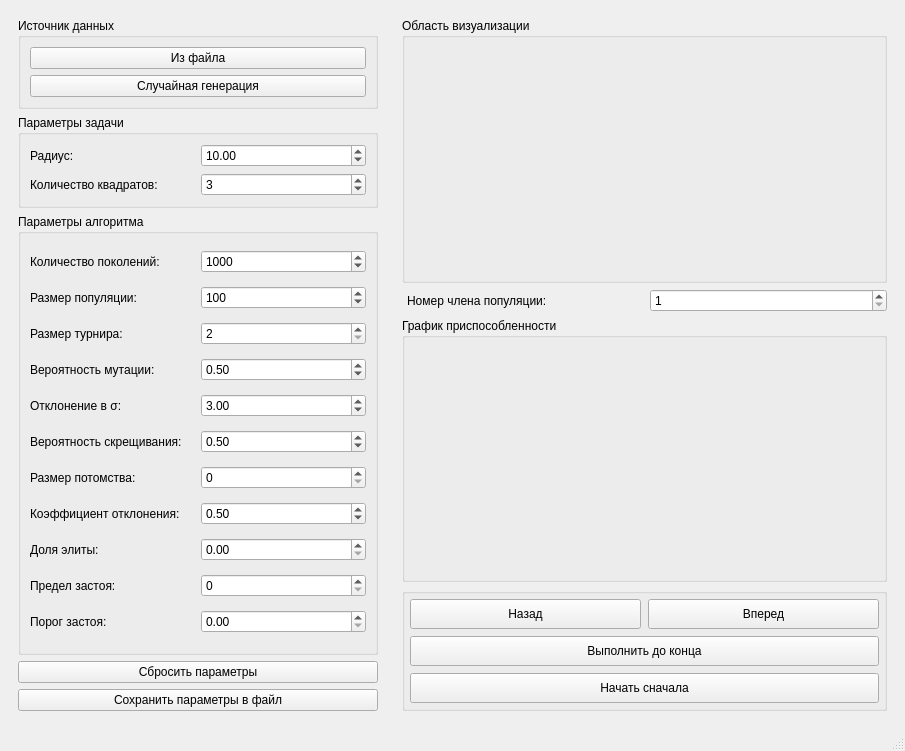
This is untitled.ui in MikelazDotPy/moevm_practice as Qt 5 draws it before an edit. The edited form follows.
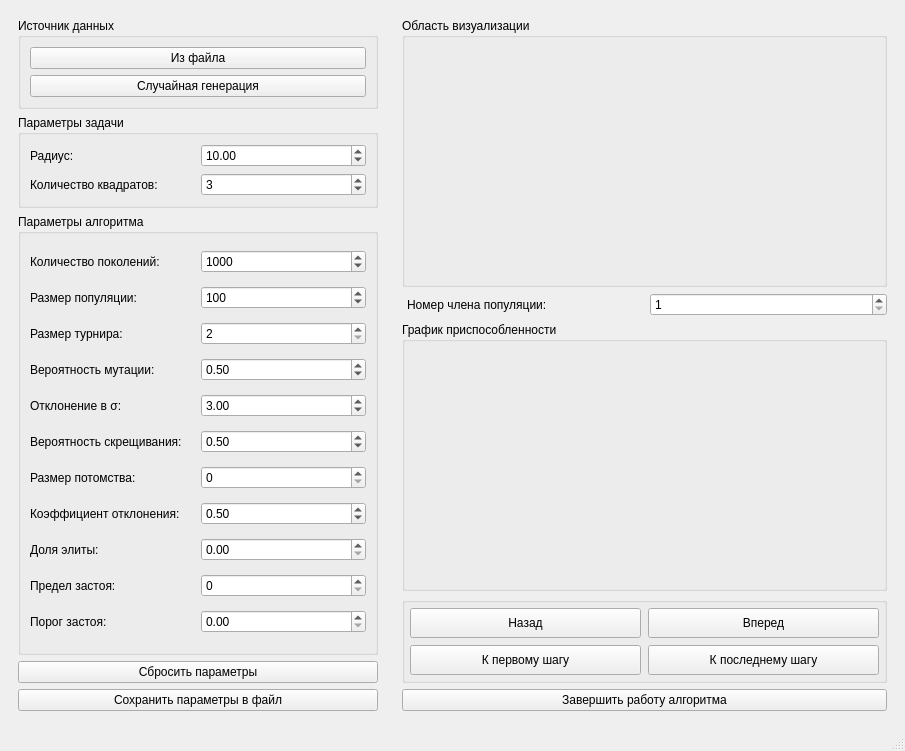
This is the edited form.

```diff
--- a/untitled.ui
+++ b/untitled.ui
@@ -323,7 +323,7 @@
     </item>
     <item>
      <widget class="QWidget" name="widget_2" native="true">
-      <layout class="QVBoxLayout" name="verticalLayout_3" stretch="5,0,5,0">
+      <layout class="QVBoxLayout" name="verticalLayout_3" stretch="5,0,5,0,0">
        <item>
         <widget class="QGroupBox" name="groupBox_3">
          <property name="title">
@@ -442,7 +442,7 @@
             </property>
            </widget>
           </item>
-          <item row="1" column="0" colspan="2">
+          <item row="1" column="1">
            <widget class="QPushButton" name="pushButton_4">
             <property name="minimumSize">
              <size>
@@ -451,11 +451,11 @@
              </size>
             </property>
             <property name="text">
-             <string>Выполнить до конца</string>
+             <string>К последнему шагу</string>
             </property>
            </widget>
           </item>
-          <item row="2" column="0" colspan="2">
+          <item row="1" column="0">
            <widget class="QPushButton" name="pushButton_3">
             <property name="minimumSize">
              <size>
@@ -464,13 +464,20 @@
              </size>
             </property>
             <property name="text">
-             <string>Начать сначала</string>
+             <string>К первому шагу</string>
             </property>
            </widget>
           </item>
          </layout>
         </widget>
        </item>
+       <item>
+        <widget class="QPushButton" name="pushButton_9">
+         <property name="text">
+          <string>Завершить работу алгоритма</string>
+         </property>
+        </widget>
+       </item>
       </layout>
      </widget>
     </item>
```
